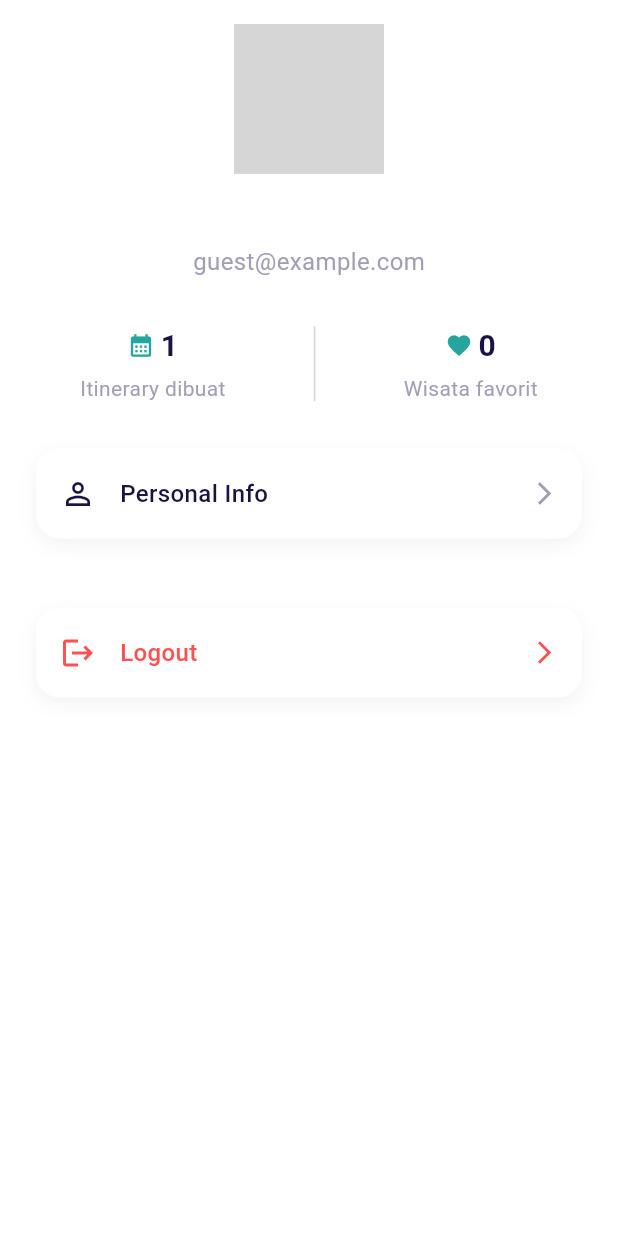
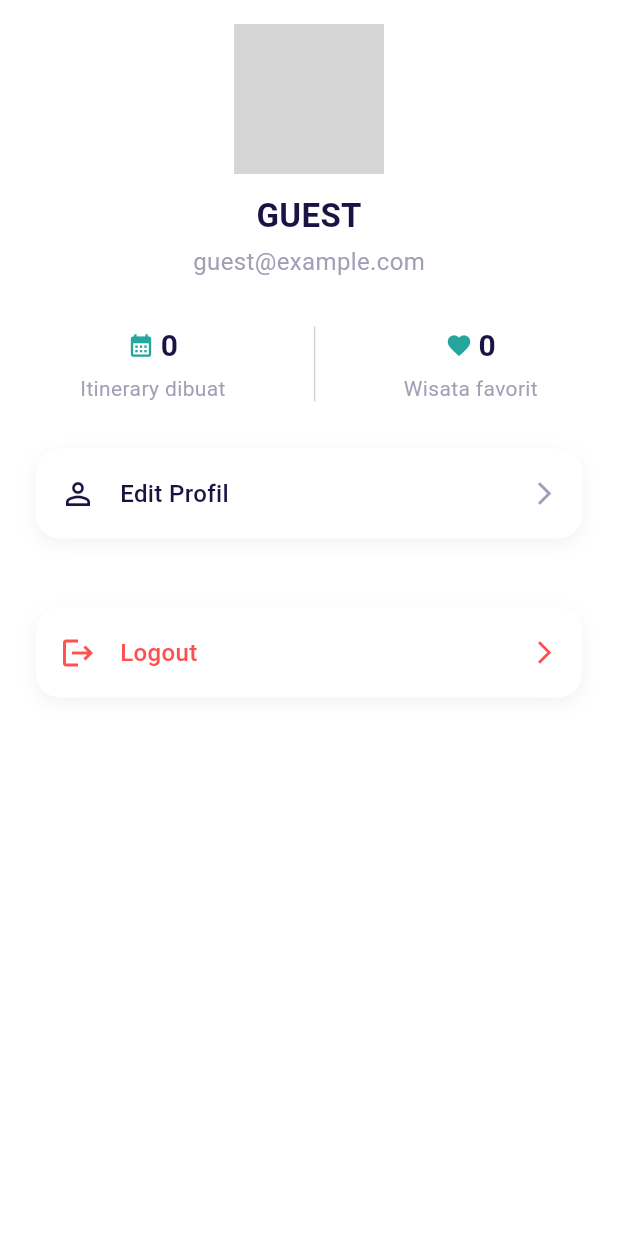
Before and after one commit to BEKUP-CAPSTONE/Traveljoy, a Flutter app: the ProfileScreen screen opened directly, on a phone screen of 412 x 824 dp. Run offline on Flutter 3.47's test engine with Material 3 defaults, Android fonts, the phone set to English and light mode, and no system bars; our stand-ins replace firebase_core, go_router, google_generative_ai, google_sign_in, shared_preferences, supabase_flutter and 1 more; accounts and stored records are empty; network calls fail; statements that could not run were skipped; grey boxes are pictures that could not be loaded.

Commit message:
add edit profile

```diff
--- a/lib/core/router.dart
+++ b/lib/core/router.dart
@@ -15,6 +15,7 @@ import '../screens/main_navigation.dart';
 import '../screens/home/detail_wisata_screen.dart';
 import '../screens/itinerary/itinerary_result_screen.dart';
 import '../screens/itinerary/itinerary_input_screen.dart';
+import '../screens/profile/edit_profile_screen.dart';
 
 class AppRouter {
   static GoRouter createRouter(
@@ -79,6 +80,10 @@ class AppRouter {
           },
         ),
         GoRoute(
+          path: '/edit-profile',
+          builder: (context, state) => const EditProfileScreen(),
+        ),
+        GoRoute(
           path: '/detail-wisata/:id',
           builder: (context, state) {
             final id = int.parse(state.pathParameters['id']!);
--- a/lib/main.dart
+++ b/lib/main.dart
@@ -49,7 +49,7 @@ class MyApp extends StatelessWidget {
         ChangeNotifierProvider(create: (_) => ItineraryProvider()),
         ChangeNotifierProvider(create: (_) => HistoryProvider()),
         ChangeNotifierProvider(create: (_) => FavoriteProvider()),
-        ChangeNotifierProvider(create: (_) => ProfileProvider()),
+        ChangeNotifierProvider(create: (_) => ProfileProvider(Supabase.instance.client),),
         ChangeNotifierProvider(create: (_) => OnboardingProvider()),
 
       ],
--- a/lib/screens/profile/profile_screen.dart
+++ b/lib/screens/profile/profile_screen.dart
@@ -58,9 +58,15 @@ import '../../providers/profile_provider.dart';
 import '../../providers/favorite_provider.dart';
 import '../../providers/itinerary_provider.dart';
 
-class ProfileScreen extends StatelessWidget {
+class ProfileScreen extends StatefulWidget {
   const ProfileScreen({super.key});
 
+  @override
+  State<ProfileScreen> createState() => _ProfileScreenState();
+}
+
+
+class _ProfileScreenState extends State<ProfileScreen> {
   String _getUserName(AuthProvider authProvider) {
     final user = authProvider.supabase.auth.currentUser;
     final metadata = user?.userMetadata;
@@ -81,6 +87,14 @@ class ProfileScreen extends StatelessWidget {
   }
 
   @override
+  void initState() {
+    super.initState();
+    final profileProvider = context.read<ProfileProvider>();
+    profileProvider.loadProfileData();
+  }
+
+
+  @override
   Widget build(BuildContext context) {
     final authProvider = Provider.of<AuthProvider>(context);
     final profileProvider = Provider.of<ProfileProvider>(context);
@@ -92,7 +106,11 @@ class ProfileScreen extends StatelessWidget {
     final String userEmail = authProvider.userEmail.isNotEmpty
         ? authProvider.userEmail
         : "guest@example.com";
-    final String userNameDisplay = _getUserName(authProvider);
+
+    final String userNameDisplay = profileProvider.profileName?.isNotEmpty == true
+        ? profileProvider.profileName!
+        : userEmail.split('@').first.toUpperCase();
+
     final String? avatarUrl = _getUserAvatarUrl(authProvider);
 
     return Scaffold(
@@ -159,61 +177,21 @@ class ProfileScreen extends StatelessWidget {
             const SizedBox(height: 30),
 
             _buildStatCounts(
-              // itineraryCount: itineraryProvider.history.length,
-              itineraryCount: 1,
+              itineraryCount: profileProvider.itineraryCount,
               favoriteCount: profileProvider.favoriteCount,
             ),
+
             const SizedBox(height: 30),
 
             // Daftar menu
             _buildProfileOption(
               context,
               icon: Icons.person_outline,
-              title: 'Personal Info',
+              title: 'Edit Profil',
               onTap: () {
-                debugPrint('Navigasi ke Personal Info');
+                context.push('/edit-profile');
               },
             ),
-            // _buildProfileOption(
-            //   context,
-            //   icon: Icons.travel_explore_outlined,
-            //   title: 'Travel Preferences',
-            //   onTap: () {
-            //     debugPrint('Navigasi ke Travel Preferences');
-            //   },
-            // ),
-            // _buildProfileOption(
-            //   context,
-            //   icon: Icons.history,
-            //   title: 'History (Trip)',
-            //   onTap: () {
-            //     debugPrint('Navigasi ke History Trip');
-            //   },
-            // ),
-            // _buildProfileOption(
-            //   context,
-            //   icon: Icons.lock_outline,
-            //   title: 'Account & Security',
-            //   onTap: () {
-            //     debugPrint('Navigasi ke Account & Security');
-            //   },
-            // ),
-            // _buildProfileOption(
-            //   context,
-            //   icon: Icons.payment_outlined,
-            //   title: 'Payment Methods',
-            //   onTap: () {
-            //     debugPrint('Navigasi ke Payment Methods');
-            //   },
-            // ),
-            // _buildProfileOption(
-            //   context,
-            //   icon: Icons.language,
-            //   title: 'App Language',
-            //   onTap: () {
-            //     debugPrint('Navigasi ke App Language');
-            //   },
-            // ),
             const SizedBox(height: 30),
 
             // Logout Button
```
Also changed, not shown: lib/providers/itinerary_provider.dart (+33 -0 lines), lib/providers/profile_provider.dart (+93 -7 lines), lib/screens/home/home_screen.dart (+8 -3 lines), lib/screens/profile/edit_profile_screen.dart (added, +86 -0 lines).
